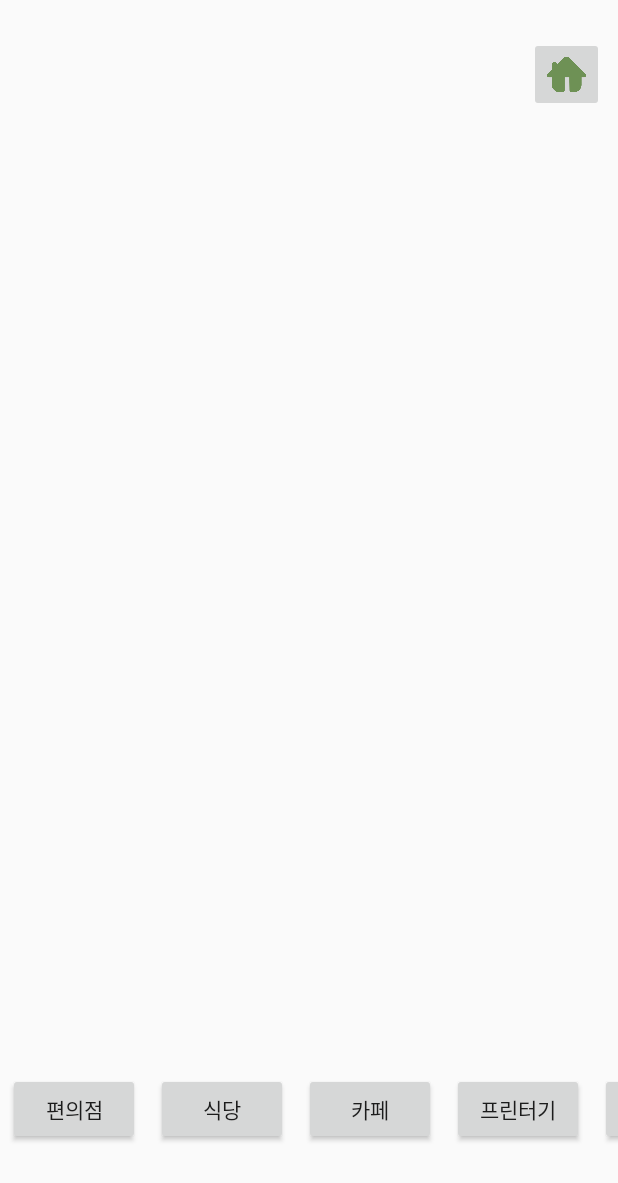
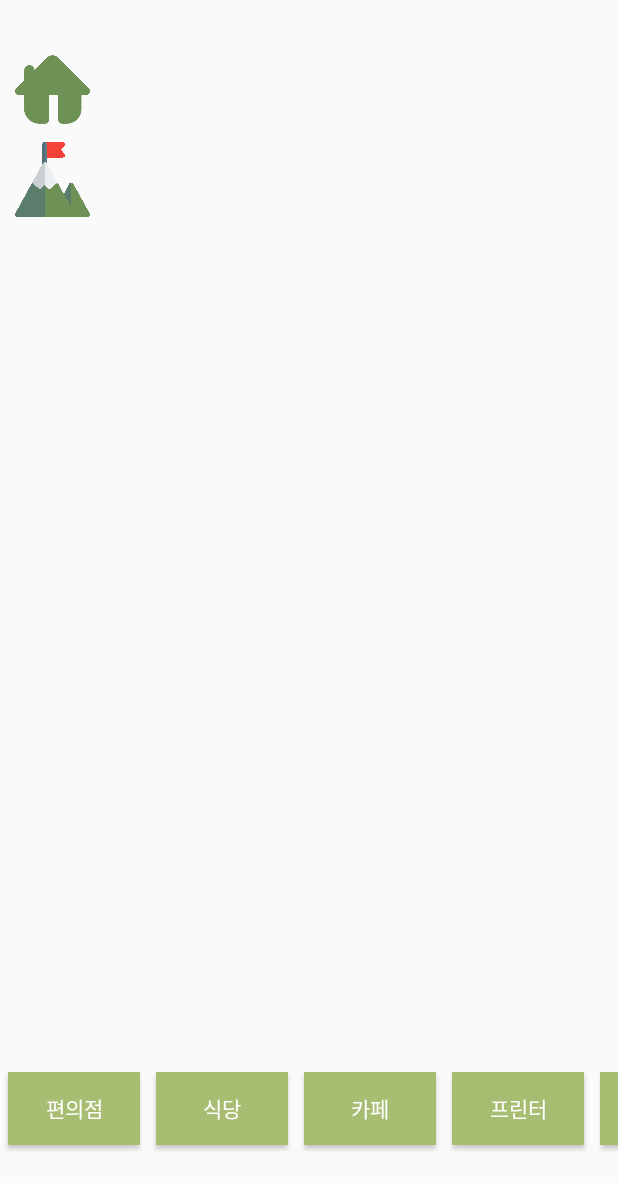
Before and after one commit to noranmuri/CampusTour, an Android app: the MainActivity screen opened directly, with no data from a screen before it, on a phone screen of 412 x 824 dp, the part 53-1236 px from its top. Run offline under Robolectric (Android 15) with nearby library versions, the phone set to English and light mode, and no system bars; our stand-ins replace Firebase (no records; nobody signed in at launch, a user with empty details on screens opened directly).

Commit message:
add mission button & auto-login checkbox

```diff
--- a/app/src/main/java/com/example/campustour/LoginActivity.java
+++ b/app/src/main/java/com/example/campustour/LoginActivity.java
@@ -18,8 +18,8 @@ public class LoginActivity extends AppCompatActivity {
         signup.setOnClickListener(new View.OnClickListener() {
             @Override
             public void onClick(View v) {
-                Toast.makeText(getApplicationContext(),"로그인하세요", Toast.LENGTH_LONG).show();
-                Intent signup_page = new Intent(LoginActivity.this,SignupActivity.class);
+//                Toast.makeText(getApplicationContext(),"로그인하세요", Toast.LENGTH_LONG).show();
+                Intent signup_page = new Intent(LoginActivity.this, SignupActivity.class);
 
                 startActivity(signup_page);
                 finish();
--- a/app/src/main/java/com/example/campustour/MainActivity.java
+++ b/app/src/main/java/com/example/campustour/MainActivity.java
@@ -96,10 +96,13 @@ public class MainActivity extends FragmentActivity
                 title = "카페";
                 break;
             case R.id.btn4:
-                title = "프린터기";
+                title = "프린터";
                 break;
             case R.id.btn5:
-                title = "ATM기";
+                title = "ATM";
+                break;
+            case R.id.btn6:
+                title = "자판기";
                 break;
             default:
                 title = "";
@@ -135,24 +138,3 @@ public class MainActivity extends FragmentActivity
                 });
     }
 }
-
-//    public void onSuccess(@Nullable String data) {
-//        Log.d("onSuccess", data + "얻은 값");
-//
-//        // DB에서 얻은 값 파싱하여
-//
-//        for (int i = 0; i < mapDataItems.length; i++) {
-//            final MarkerOptions marker = new MarkerOptions()
-//                    .position(new LatLng(mapDataItems[i].getPLACE_COORD_X(), mapDataItems[i].getPLACE_COORD_Y()))
-//                    .title(mapDataItems[i].getPLACE_TITLE())
-//                    .snippet(mapDataItems[i].getPLACE_ADDRESS())
-//                    .icon(BitmapDescriptorFactory.defaultMarker(BitmapDescriptorFactory.HUE_AZURE));
-//
-//            runOnUiThread(new Runnable() {
-//                @Override
-//                public void run() {
-//                    mGoogleMap.addMarker(marker);
-//                }
-//            });
-//        }
-//    }
--- a/app/src/main/res/layout/activity_login.xml
+++ b/app/src/main/res/layout/activity_login.xml
@@ -10,7 +10,7 @@
 
     <LinearLayout
         android:layout_width="match_parent"
-        android:layout_height="match_parent"
+        android:layout_height="wrap_content"
         android:orientation="vertical"
         android:layout_marginTop="120dp"
         android:layout_marginRight="80dp"
@@ -22,7 +22,6 @@
             android:layout_height="93dp" />
 
         <TextView
-            android:id="@+id/textView8"
             android:layout_width="match_parent"
             android:layout_height="wrap_content"
             android:gravity="center"
@@ -39,22 +38,25 @@
             android:background="@color/white">
 
             <EditText
+                android:id="@+id/id"
                 android:layout_width="match_parent"
                 android:layout_height="wrap_content"
                 android:layout_marginLeft="10dp"
                 android:layout_marginRight="10dp"
                 android:layout_marginBottom="10dp"
                 android:hint="ID"
-                android:textSize="15sp"/>
+                android:textSize="15sp" />
 
             <EditText
+                android:id="@+id/password"
                 android:layout_width="match_parent"
                 android:layout_height="wrap_content"
                 android:layout_marginLeft="10dp"
                 android:layout_marginRight="10dp"
                 android:layout_marginBottom="10dp"
                 android:hint="PASSWORD"
-                android:textSize="15sp"/>
+                android:inputType="textPassword|numberPassword"
+                android:textSize="15sp" />
         </LinearLayout>
 
         <Button
@@ -66,6 +68,15 @@
             android:textSize="13sp"
             android:textStyle="bold"
             android:backgroundTint="#223029"/>
+
+        <CheckBox
+            android:id="@+id/cb_save"
+            android:layout_width="match_parent"
+            android:layout_height="wrap_content"
+            android:checked="false"
+            android:text="자동 로그인"
+            android:textStyle="bold"
+            android:textColor="@color/white" />
 
         <TextView
             android:id="@+id/signup"
@@ -79,6 +90,7 @@
             android:textColor="@color/white"
             android:layout_gravity="right"/>
 
+
     </LinearLayout>
 
 </ScrollView>
--- a/app/src/main/res/layout/activity_main.xml
+++ b/app/src/main/res/layout/activity_main.xml
@@ -5,6 +5,7 @@
     xmlns:tools="http://schemas.android.com/tools"
     android:layout_width="match_parent"
     android:layout_height="match_parent"
+    android:layout_gravity="start"
     tools:context=".MainActivity">
 
     <androidx.fragment.app.FragmentContainerView
@@ -33,8 +34,10 @@
                 android:layout_height="match_parent"
                 android:layout_margin="5dp"
                 android:layout_weight="1"
-                android:text="@string/btn"
-                android:onClick="showMarker"/>
+                android:onClick="showMarker"
+                android:background="@color/green_dark"
+                android:textColor="@color/white"
+                android:text="@string/btn" />
 
             <Button
                 android:id="@+id/btn2"
@@ -42,8 +45,10 @@
                 android:layout_height="match_parent"
                 android:layout_margin="5dp"
                 android:layout_weight="1"
-                android:text="@string/btn2"
-                android:onClick="showMarker"/>
+                android:onClick="showMarker"
+                android:background="@color/green_dark"
+                android:textColor="@color/white"
+                android:text="@string/btn2" />
 
             <Button
                 android:id="@+id/btn3"
@@ -51,8 +56,10 @@
                 android:layout_height="match_parent"
                 android:layout_margin="5dp"
                 android:layout_weight="1"
-                android:text="@string/btn3"
-                android:onClick="showMarker"/>
+                android:onClick="showMarker"
+                android:background="@color/green_dark"
+                android:textColor="@color/white"
+                android:text="@string/btn3" />
 
             <Button
                 android:id="@+id/btn4"
@@ -60,8 +67,10 @@
                 android:layout_height="match_parent"
                 android:layout_margin="5dp"
                 android:layout_weight="1"
-                android:text="@string/btn4"
-                android:onClick="showMarker"/>
+                android:onClick="showMarker"
+                android:background="@color/green_dark"
+                android:textColor="@color/white"
+                android:text="@string/btn4" />
 
             <Button
                 android:id="@+id/btn5"
@@ -69,22 +78,49 @@
                 android:layout_height="match_parent"
                 android:layout_margin="5dp"
                 android:layout_weight="1"
-                android:text="@string/btn5"
-                android:onClick="showMarker"/>
+                android:onClick="showMarker"
+                android:background="@color/green_dark"
+                android:textColor="@color/white"
+                android:text="@string/btn5" />
+
+            <Button
+                android:id="@+id/btn6"
+                android:layout_width="wrap_content"
+                android:layout_height="match_parent"
+                android:layout_margin="5dp"
+                android:layout_weight="1"
+                android:onClick="showMarker"
+                android:background="@color/green_dark"
+                android:textColor="@color/white"
+                android:text="@string/btn6" />
         </LinearLayout>
 
     </HorizontalScrollView>
 
     <ImageButton
-        android:id="@+id/imageButton"
+        android:id="@+id/mypage"
         android:layout_width="50dp"
         android:layout_height="50dp"
-        android:layout_gravity="end"
-        android:layout_marginTop="60dp"
-        android:layout_marginRight="9dp"
+        android:layout_gravity="start"
+        android:layout_marginStart="10dp"
+        android:layout_marginTop="70dp"
         android:adjustViewBounds="true"
+        android:background="@android:color/transparent"
         android:contentDescription="@string/mypage"
         android:scaleType="fitCenter"
         android:src="@drawable/mypage" />
 
+    <ImageButton
+        android:id="@+id/mission"
+        android:layout_width="50dp"
+        android:layout_height="50dp"
+        android:layout_gravity="start"
+        android:layout_marginStart="10dp"
+        android:layout_marginTop="130dp"
+        android:adjustViewBounds="true"
+        android:background="@android:color/transparent"
+        android:contentDescription="@string/mission"
+        android:scaleType="fitCenter"
+        android:src="@drawable/mission" />
+
 </FrameLayout>
--- a/app/src/main/res/values/strings.xml
+++ b/app/src/main/res/values/strings.xml
@@ -3,7 +3,9 @@
     <string name="btn">편의점</string>
     <string name="btn2">식당</string>
     <string name="btn3">카페</string>
-    <string name="btn4">프린터기</string>
-    <string name="btn5">ATM기</string>
+    <string name="btn4">프린터</string>
+    <string name="btn5">ATM</string>
+    <string name="btn6">자판기</string>
     <string name="mypage">mypage</string>
+    <string name="mission">mission</string>
 </resources>
```
Also changed, not shown: app/src/main/res/drawable-v24/mission.png (added).
